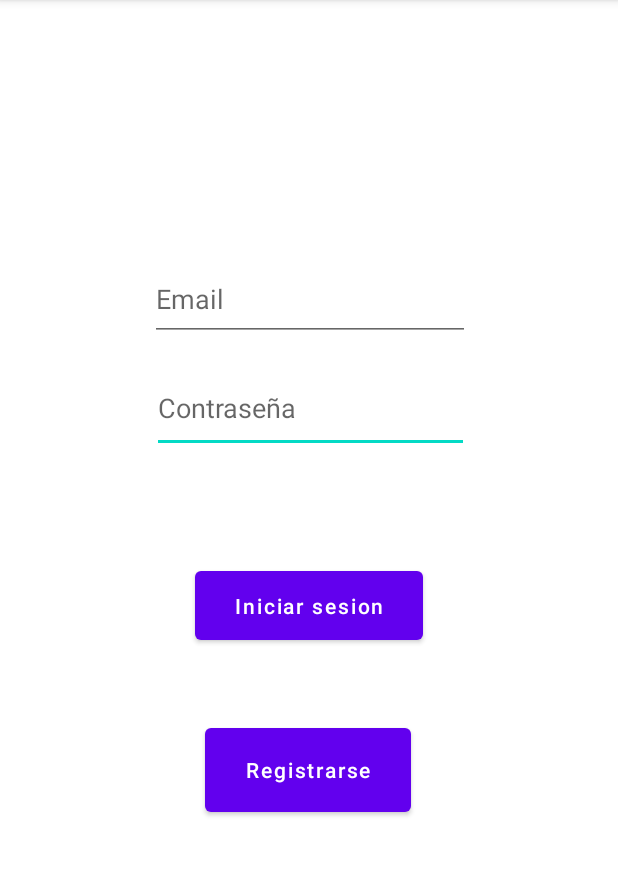
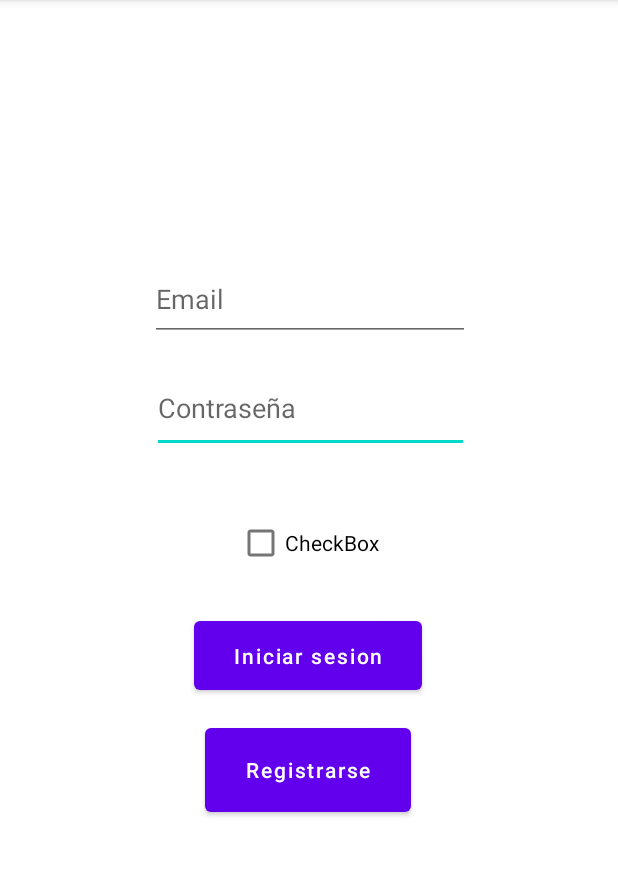
Before and after one commit to ibaiarroyo/Reto2, an Android app: the screen it shows after launch (Login), on a phone screen of 412 x 824 dp, the part 84-960 px from its top. Run offline under Robolectric (Android 15) with nearby library versions, the phone set to English and light mode, and no system bars.

Commit message:
login sin resolver

```diff
--- a/app/src/main/res/layout/activity_login.xml
+++ b/app/src/main/res/layout/activity_login.xml
@@ -46,9 +46,10 @@
         android:textColorHint="#FFFFFF"
         app:layout_constraintBottom_toBottomOf="parent"
         app:layout_constraintEnd_toEndOf="parent"
+        app:layout_constraintHorizontal_bias="0.498"
         app:layout_constraintStart_toStartOf="parent"
         app:layout_constraintTop_toTopOf="parent"
-        app:layout_constraintVertical_bias="0.528" />
+        app:layout_constraintVertical_bias="0.575" />
 
     <Button
         android:id="@+id/botonRegistroL"
@@ -64,4 +65,16 @@
         app:layout_constraintTop_toTopOf="parent"
         app:layout_constraintVertical_bias="0.685" />
 
+    <CheckBox
+        android:id="@+id/recordarSesion"
+        android:layout_width="wrap_content"
+        android:layout_height="wrap_content"
+        android:text="CheckBox"
+        app:layout_constraintBottom_toBottomOf="parent"
+        app:layout_constraintEnd_toEndOf="parent"
+        app:layout_constraintHorizontal_bias="0.498"
+        app:layout_constraintStart_toStartOf="parent"
+        app:layout_constraintTop_toTopOf="parent"
+        app:layout_constraintVertical_bias="0.469" />
+
 </androidx.constraintlayout.widget.ConstraintLayout>
```
Also changed, not shown: app/src/main/java/com/example/reto2/Principal/Login.java (+100 -18 lines), app/src/main/java/com/example/reto2/beans/Usuarios.java (+5 -17 lines), app/src/main/java/com/example/reto2/network/DataManager.java (+18 -0 lines), app/src/main/java/com/example/reto2/network/UsuariosFacadeGetAll.java (+9 -3 lines).
